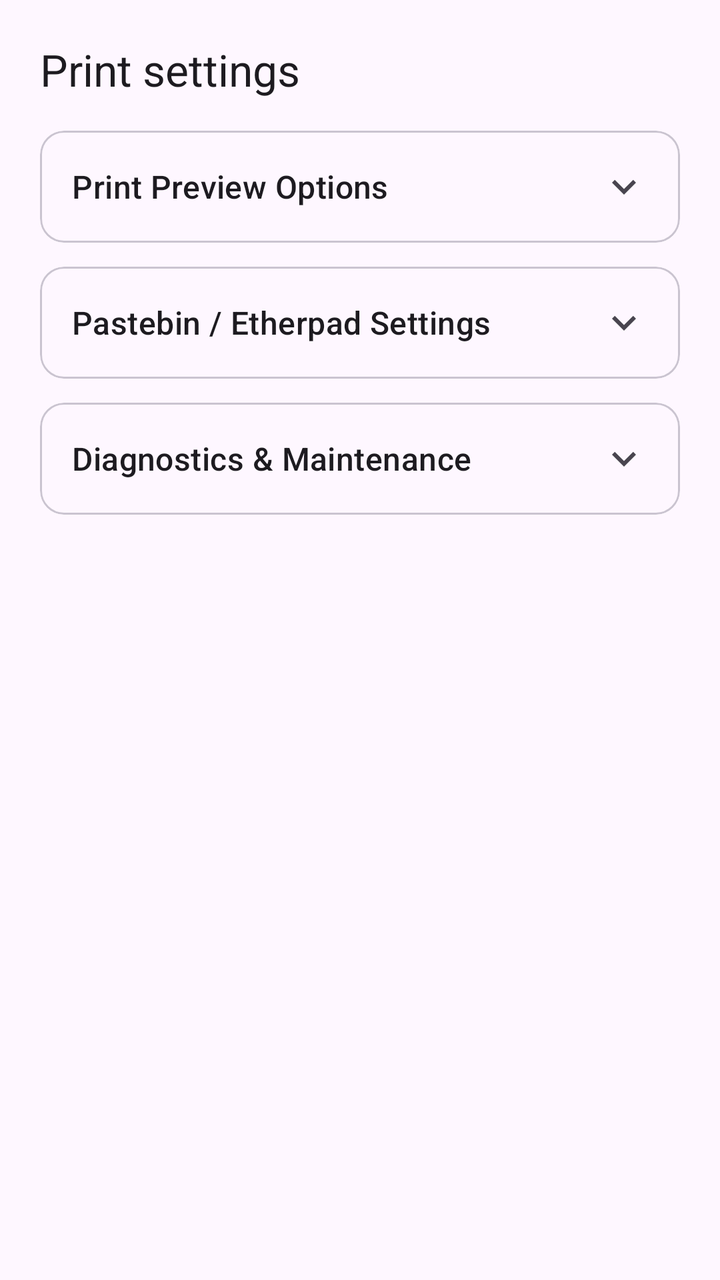
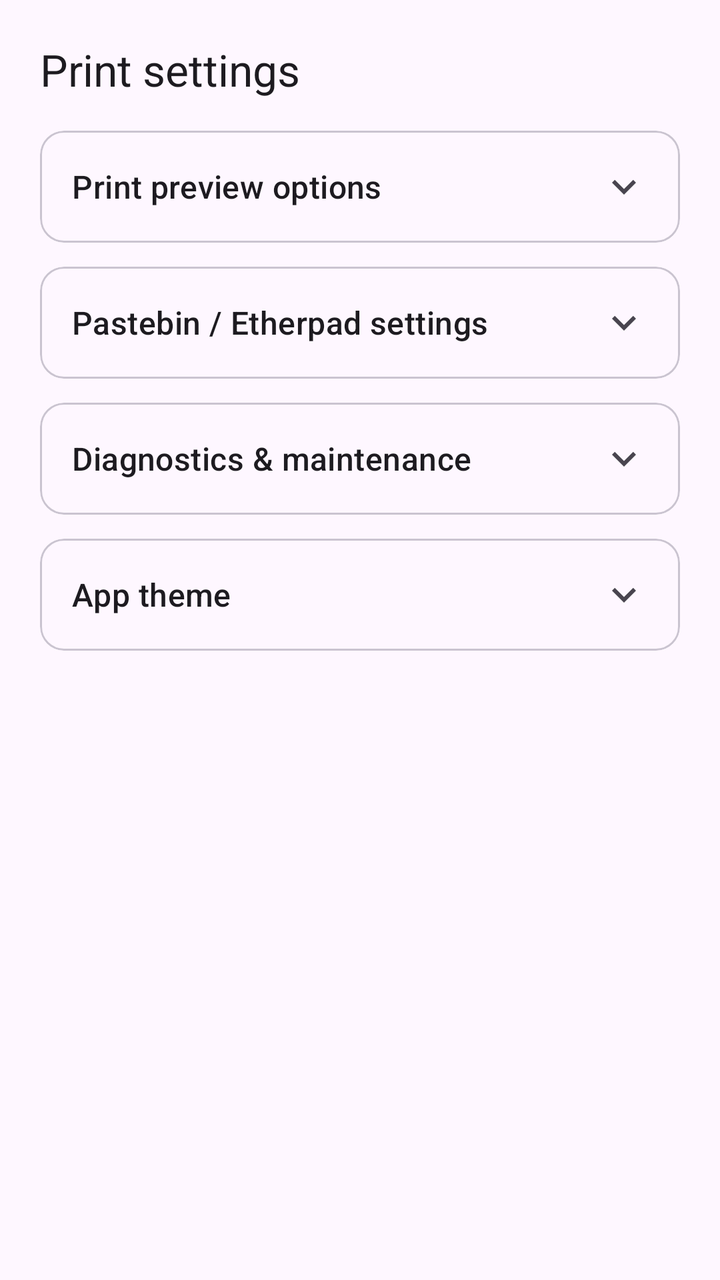

Screens rendered from an Android XML layout before and after an edit, with the pre-edit source and the edit as a unified diff.
<!-- AndroidManifest.xml: application theme Theme.RolloPrint -->
<!-- res/layout/dialog_settings.xml -->
<?xml version="1.0" encoding="utf-8"?>
<ScrollView xmlns:android="http://schemas.android.com/apk/res/android"
    xmlns:app="http://schemas.android.com/apk/res-auto"
    android:layout_width="match_parent"
    android:layout_height="wrap_content"
    android:scrollbars="vertical"
    android:padding="20dp">

    <LinearLayout
        android:layout_width="match_parent"
        android:layout_height="wrap_content"
        android:orientation="vertical">

        <TextView
            android:layout_width="wrap_content"
            android:layout_height="wrap_content"
            android:text="@string/print_settings_title"
            android:textAppearance="?attr/textAppearanceTitleLarge"
            android:textColor="?attr/colorOnSurface"
            android:layout_marginBottom="16dp" />

        
        <com.google.android.material.card.MaterialCardView
            android:layout_width="match_parent"
            android:layout_height="wrap_content"
            android:layout_marginBottom="12dp"
            app:cardCornerRadius="12dp"
            app:cardElevation="0dp"
            app:strokeWidth="1dp"
            app:strokeColor="?attr/colorOutlineVariant">

            <LinearLayout
                android:layout_width="match_parent"
                android:layout_height="wrap_content"
                android:orientation="vertical">

                <LinearLayout
                    android:id="@+id/headerPreviewOptions"
                    android:layout_width="match_parent"
                    android:layout_height="wrap_content"
                    android:orientation="horizontal"
                    android:gravity="center_vertical"
                    android:padding="16dp"
                    android:background="?attr/selectableItemBackground">

                    <TextView
                        android:layout_width="0dp"
                        android:layout_height="wrap_content"
                        android:layout_weight="1"
                        android:text="Print Preview Options"
                        android:textAppearance="?attr/textAppearanceTitleMedium"
                        android:textColor="?attr/colorOnSurface" />

                    <ImageView
                        android:id="@+id/ivArrowPreview"
                        android:layout_width="24dp"
                        android:layout_height="24dp"
                        android:src="@drawable/ic_expand_more"
                        android:contentDescription="Toggle Section"
                        app:tint="?attr/colorOnSurfaceVariant" />
                </LinearLayout>

                <LinearLayout
                    android:id="@+id/containerPreviewOptions"
                    android:layout_width="match_parent"
                    android:layout_height="wrap_content"
                    android:orientation="vertical"
                    android:paddingHorizontal="16dp"
                    android:paddingBottom="16dp"
                    android:visibility="gone">

                    
                    <LinearLayout
                        android:layout_width="match_parent"
                        android:layout_height="wrap_content"
                        android:orientation="horizontal"
                        android:gravity="center_vertical"
                        android:paddingVertical="8dp">

                        <LinearLayout
                            android:layout_width="0dp"
                            android:layout_height="wrap_content"
                            android:layout_weight="1"
                            android:orientation="vertical">

                            <TextView
                                android:layout_width="wrap_content"
                                android:layout_height="wrap_content"
                                android:text="@string/preview_local_prints"
                                android:textAppearance="?attr/textAppearanceBodyLarge"
                                android:textColor="?attr/colorOnSurface" />

                            <TextView
                                android:layout_width="wrap_content"
                                android:layout_height="wrap_content"
                                android:text="@string/preview_local_prints_sub"
                                android:textAppearance="?attr/textAppearanceBodySmall"
                                android:textColor="?attr/colorOnSurfaceVariant" />
                        </LinearLayout>

                        <com.google.android.material.materialswitch.MaterialSwitch
                            android:id="@+id/switchLocalPreviewDialog"
                            android:layout_width="wrap_content"
                            android:layout_height="wrap_content" />
                    </LinearLayout>

                    <com.google.android.material.divider.MaterialDivider
                        android:layout_width="match_parent"
                        android:layout_height="wrap_content"
                        android:layout_marginVertical="8dp" />

                    
                    <LinearLayout
                        android:layout_width="match_parent"
                        android:layout_height="wrap_content"
                        android:orientation="horizontal"
                        android:gravity="center_vertical"
                        android:paddingVertical="8dp">

                        <LinearLayout
                            android:layout_width="0dp"
                            android:layout_height="wrap_content"
                            android:layout_weight="1"
                            android:orientation="vertical">

                            <TextView
                                android:layout_width="wrap_content"
                                android:layout_height="wrap_content"
                                android:text="@string/preview_network_prints"
                                android:textAppearance="?attr/textAppearanceBodyLarge"
                                android:textColor="?attr/colorOnSurface" />

                            <TextView
                                android:layout_width="wrap_content"
                                android:layout_height="wrap_content"
                                android:text="@string/preview_network_prints_sub"
                                android:textAppearance="?attr/textAppearanceBodySmall"
                                android:textColor="?attr/colorOnSurfaceVariant" />
                        </LinearLayout>

                        <com.google.android.material.materialswitch.MaterialSwitch
                            android:id="@+id/switchNetworkPreviewDialog"
                            android:layout_width="wrap_content"
                            android:layout_height="wrap_content" />
                    </LinearLayout>
                </LinearLayout>

            </LinearLayout>
        </com.google.android.material.card.MaterialCardView>

        
        <com.google.android.material.card.MaterialCardView
            android:layout_width="match_parent"
            android:layout_height="wrap_content"
            android:layout_marginBottom="12dp"
            app:cardCornerRadius="12dp"
            app:cardElevation="0dp"
            app:strokeWidth="1dp"
            app:strokeColor="?attr/colorOutlineVariant">

            <LinearLayout
                android:layout_width="match_parent"
                android:layout_height="wrap_content"
                android:orientation="vertical">

                <LinearLayout
                    android:id="@+id/headerEtherpad"
                    android:layout_width="match_parent"
                    android:layout_height="wrap_content"
                    android:orientation="horizontal"
                    android:gravity="center_vertical"
                    android:padding="16dp"
                    android:background="?attr/selectableItemBackground">

                    <TextView
                        android:layout_width="0dp"
                        android:layout_height="wrap_content"
                        android:layout_weight="1"
                        android:text="Pastebin / Etherpad Settings"
                        android:textAppearance="?attr/textAppearanceTitleMedium"
                        android:textColor="?attr/colorOnSurface" />

                    <ImageView
                        android:id="@+id/ivArrowEtherpad"
                        android:layout_width="24dp"
                        android:layout_height="24dp"
                        android:src="@drawable/ic_expand_more"
                        android:contentDescription="Toggle Section"
                        app:tint="?attr/colorOnSurfaceVariant" />
                </LinearLayout>

                <LinearLayout
                    android:id="@+id/containerEtherpad"
                    android:layout_width="match_parent"
                    android:layout_height="wrap_content"
                    android:orientation="vertical"
                    android:paddingHorizontal="16dp"
                    android:paddingBottom="16dp"
                    android:visibility="gone">

                    <com.google.android.material.textfield.TextInputLayout
                        style="@style/Widget.Material3.TextInputLayout.OutlinedBox"
                        android:layout_width="match_parent"
                        android:layout_height="wrap_content"
                        android:hint="@string/etherpad_url_hint">

                        <com.google.android.material.textfield.TextInputEditText
                            android:id="@+id/etEtherpadUrl"
                            android:layout_width="match_parent"
                            android:layout_height="wrap_content"
                            android:inputType="textUri"
                            android:text="http://192.168.100.208:9001/p/notepad" />
                    </com.google.android.material.textfield.TextInputLayout>

                    <com.google.android.material.textfield.TextInputLayout
                        style="@style/Widget.Material3.TextInputLayout.OutlinedBox"
                        android:layout_width="match_parent"
                        android:layout_height="wrap_content"
                        android:hint="Etherpad API Key (Optional)"
                        android:layout_marginTop="8dp">

                        <com.google.android.material.textfield.TextInputEditText
                            android:id="@+id/etEtherpadApiKey"
                            android:layout_width="match_parent"
                            android:layout_height="wrap_content"
                            android:inputType="textPassword" />
                    </com.google.android.material.textfield.TextInputLayout>
                </LinearLayout>

            </LinearLayout>
        </com.google.android.material.card.MaterialCardView>

        
        <com.google.android.material.card.MaterialCardView
            android:layout_width="match_parent"
            android:layout_height="wrap_content"
            android:layout_marginBottom="12dp"
            app:cardCornerRadius="12dp"
            app:cardElevation="0dp"
            app:strokeWidth="1dp"
            app:strokeColor="?attr/colorOutlineVariant">

            <LinearLayout
                android:layout_width="match_parent"
                android:layout_height="wrap_content"
                android:orientation="vertical">

                <LinearLayout
                    android:id="@+id/headerDiagnostics"
                    android:layout_width="match_parent"
                    android:layout_height="wrap_content"
                    android:orientation="horizontal"
                    android:gravity="center_vertical"
                    android:padding="16dp"
                    android:background="?attr/selectableItemBackground">

                    <TextView
                        android:layout_width="0dp"
                        android:layout_height="wrap_content"
                        android:layout_weight="1"
                        android:text="Diagnostics &amp; Maintenance"
                        android:textAppearance="?attr/textAppearanceTitleMedium"
                        android:textColor="?attr/colorOnSurface" />

                    <ImageView
                        android:id="@+id/ivArrowDiagnostics"
                        android:layout_width="24dp"
                        android:layout_height="24dp"
                        android:src="@drawable/ic_expand_more"
                        android:contentDescription="Toggle Section"
                        app:tint="?attr/colorOnSurfaceVariant" />
                </LinearLayout>

                <LinearLayout
                    android:id="@+id/containerDiagnostics"
                    android:layout_width="match_parent"
                    android:layout_height="wrap_content"
                    android:orientation="vertical"
                    android:paddingHorizontal="16dp"
                    android:paddingBottom="16dp"
                    android:visibility="gone">

                    <com.google.android.material.button.MaterialButton
                        android:id="@+id/btnDiagnostics"
                        style="@style/Widget.Material3.Button.OutlinedButton"
                        android:layout_width="match_parent"
                        android:layout_height="wrap_content"
                        android:text="Run Hardware Status Check" />

                    <com.google.android.material.button.MaterialButton
                        android:id="@+id/btnCheckUpdates"
                        style="@style/Widget.Material3.Button.OutlinedButton"
                        android:layout_width="match_parent"
                        android:layout_height="wrap_content"
                        android:layout_marginTop="8dp"
                        android:text="@string/check_updates" />
                </LinearLayout>

            </LinearLayout>
        </com.google.android.material.card.MaterialCardView>

    </LinearLayout>
</ScrollView>
<!-- resources referenced by this layout -->
<resources>
  <!-- drawable ic_expand_more (drawable) -->
  <vector xmlns:android="http://schemas.android.com/apk/res/android"
      android:width="24dp"
      android:height="24dp"
      android:viewportWidth="24"
      android:viewportHeight="24"
      android:tint="?attr/colorOnSurfaceVariant">
    <path
        android:fillColor="@android:color/white"
        android:pathData="M16.59,8.59L12,13.17 7.41,8.59 6,10l6,6 6,-6z"/>
  </vector>
  <string name="check_updates">Check for updates</string>
  <string name="etherpad_url_hint">Etherpad / Pastebin URL</string>
  <string name="preview_local_prints">Preview local prints</string>
  <string name="preview_local_prints_sub">Show preview dialog when printing local files</string>
  <string name="preview_network_prints">Preview network prints</string>
  <string name="preview_network_prints_sub">Show preview dialog on phone when network jobs arrive</string>
  <string name="print_settings_title">Print settings</string>
  <style name="Theme.RolloPrint" parent="Base.Theme.RolloPrint" />
  <style name="Base.Theme.RolloPrint" parent="Theme.Material3.DayNight.NoActionBar">
          
          <item name="android:windowLayoutInDisplayCutoutMode" tools:targetApi="p">shortEdges</item>
      </style>
</resources>

<!-- the commit's change to res/layout/dialog_settings.xml (unified diff, before → after) -->
@@ -47,7 +47,7 @@
                         android:layout_width="0dp"
                         android:layout_height="wrap_content"
                         android:layout_weight="1"
-                        android:text="Print Preview Options"
+                        android:text="@string/preview_options_header"
                         android:textAppearance="?attr/textAppearanceTitleMedium"
                         android:textColor="?attr/colorOnSurface" />
 
@@ -176,7 +176,7 @@
                         android:layout_width="0dp"
                         android:layout_height="wrap_content"
                         android:layout_weight="1"
-                        android:text="Pastebin / Etherpad Settings"
+                        android:text="@string/etherpad_header"
                         android:textAppearance="?attr/textAppearanceTitleMedium"
                         android:textColor="?attr/colorOnSurface" />
 
@@ -258,7 +258,7 @@
                         android:layout_width="0dp"
                         android:layout_height="wrap_content"
                         android:layout_weight="1"
-                        android:text="Diagnostics &amp; Maintenance"
+                        android:text="@string/diagnostics_header"
                         android:textAppearance="?attr/textAppearanceTitleMedium"
                         android:textColor="?attr/colorOnSurface" />
 
@@ -285,7 +285,7 @@
                         style="@style/Widget.Material3.Button.OutlinedButton"
                         android:layout_width="match_parent"
                         android:layout_height="wrap_content"
-                        android:text="Run Hardware Status Check" />
+                        android:text="@string/run_hardware_check" />
 
                     <com.google.android.material.button.MaterialButton
                         android:id="@+id/btnCheckUpdates"
@@ -299,5 +299,77 @@
             </LinearLayout>
         </com.google.android.material.card.MaterialCardView>
 
+        
+        <com.google.android.material.card.MaterialCardView
+            android:layout_width="match_parent"
+            android:layout_height="wrap_content"
+            android:layout_marginBottom="12dp"
+            app:cardCornerRadius="12dp"
+            app:cardElevation="0dp"
+            app:strokeWidth="1dp"
+            app:strokeColor="?attr/colorOutlineVariant">
+
+            <LinearLayout
+                android:layout_width="match_parent"
+                android:layout_height="wrap_content"
+                android:orientation="vertical">
+
+                <LinearLayout
+                    android:id="@+id/headerTheme"
+                    android:layout_width="match_parent"
+                    android:layout_height="wrap_content"
+                    android:orientation="horizontal"
+                    android:gravity="center_vertical"
+                    android:padding="16dp"
+                    android:background="?attr/selectableItemBackground">
+
+                    <TextView
+                        android:layout_width="0dp"
+                        android:layout_height="wrap_content"
+                        android:layout_weight="1"
+                        android:text="@string/app_theme_header"
+                        android:textAppearance="?attr/textAppearanceTitleMedium"
+                        android:textColor="?attr/colorOnSurface" />
+
+                    <ImageView
+                        android:id="@+id/ivArrowTheme"
+                        android:layout_width="24dp"
+                        android:layout_height="24dp"
+                        android:src="@drawable/ic_expand_more"
+                        android:contentDescription="Toggle Section"
+                        app:tint="?attr/colorOnSurfaceVariant" />
+                </LinearLayout>
+
+                <RadioGroup
+                    android:id="@+id/rgAppTheme"
+                    android:layout_width="match_parent"
+                    android:layout_height="wrap_content"
+                    android:orientation="vertical"
+                    android:paddingHorizontal="16dp"
+                    android:paddingBottom="16dp"
+                    android:visibility="gone">
+
+                    <RadioButton
+                        android:id="@+id/rbThemeSystem"
+                        android:layout_width="wrap_content"
+                        android:layout_height="wrap_content"
+                        android:text="@string/theme_system" />
+
+                    <RadioButton
+                        android:id="@+id/rbThemeDark"
+                        android:layout_width="wrap_content"
+                        android:layout_height="wrap_content"
+                        android:text="@string/theme_dark" />
+
+                    <RadioButton
+                        android:id="@+id/rbThemeLight"
+                        android:layout_width="wrap_content"
+                        android:layout_height="wrap_content"
+                        android:text="@string/theme_light" />
+                </RadioGroup>
+
+            </LinearLayout>
+        </com.google.android.material.card.MaterialCardView>
+
     </LinearLayout>
 </ScrollView>
<!-- resource entries referenced after the edit -->
@@ -11,13 +11,21 @@
         android:fillColor="@android:color/white"
         android:pathData="M16.59,8.59L12,13.17 7.41,8.59 6,10l6,6 6,-6z"/>
   </vector>
+  <string name="app_theme_header">App theme</string>
   <string name="check_updates">Check for updates</string>
+  <string name="diagnostics_header">Diagnostics &amp; maintenance</string>
+  <string name="etherpad_header">Pastebin / Etherpad settings</string>
   <string name="etherpad_url_hint">Etherpad / Pastebin URL</string>
   <string name="preview_local_prints">Preview local prints</string>
   <string name="preview_local_prints_sub">Show preview dialog when printing local files</string>
   <string name="preview_network_prints">Preview network prints</string>
   <string name="preview_network_prints_sub">Show preview dialog on phone when network jobs arrive</string>
+  <string name="preview_options_header">Print preview options</string>
   <string name="print_settings_title">Print settings</string>
+  <string name="run_hardware_check">Run hardware status check</string>
+  <string name="theme_dark">Dark theme</string>
+  <string name="theme_light">Light theme</string>
+  <string name="theme_system">System default</string>
   <style name="Theme.RolloPrint" parent="Base.Theme.RolloPrint" />
   <style name="Base.Theme.RolloPrint" parent="Theme.Material3.DayNight.NoActionBar">
           
